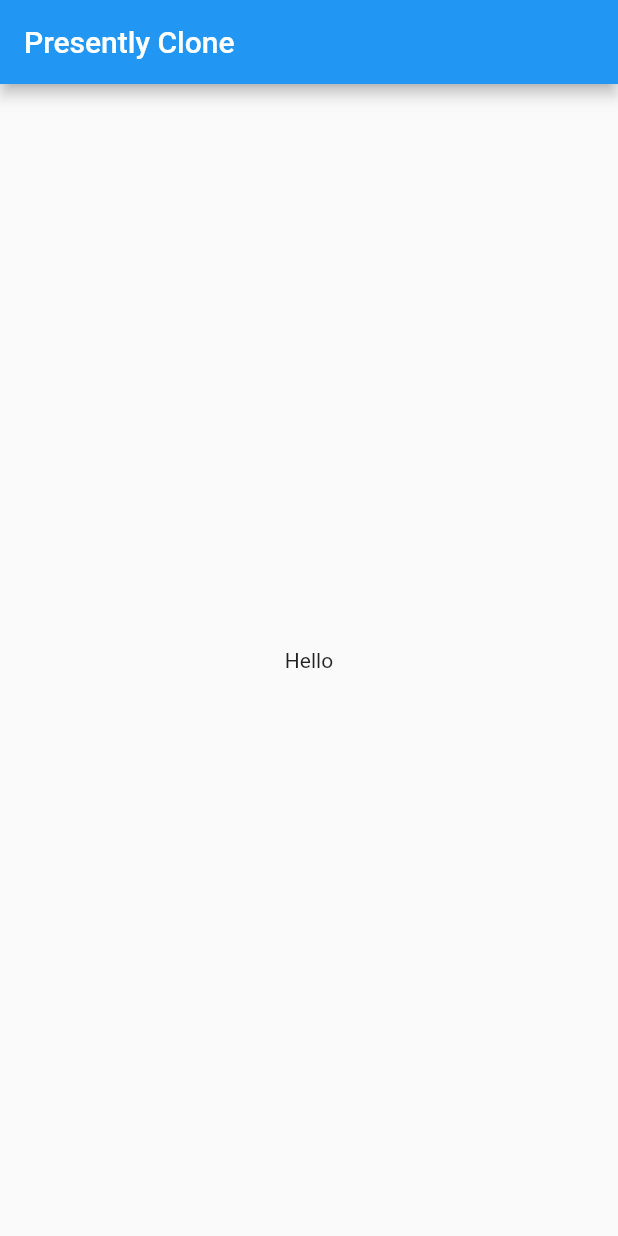
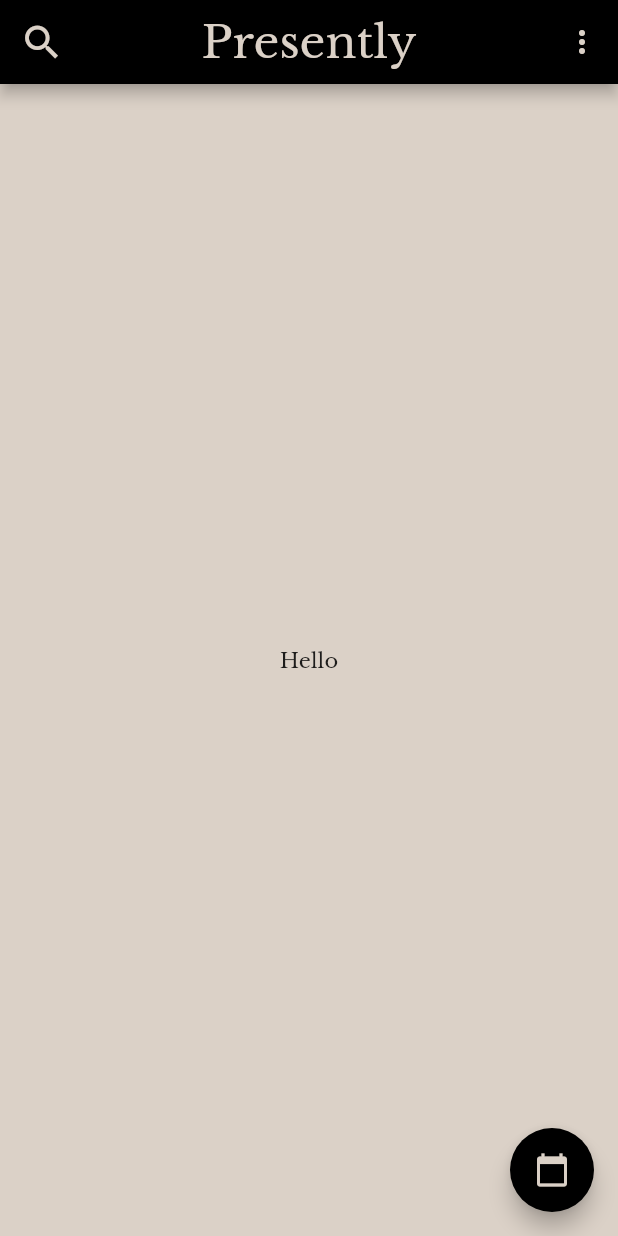
Before and after one commit to MatthieuNadeau96/Presently_clone, a Flutter app: the screen it shows after launch, on a phone screen of 412 x 824 dp. Run offline on Flutter 3.47's test engine with Material 2 defaults, Android fonts, the phone set to English and light mode, and no system bars.

Commit message:
Created Appbar and floating action widget & added Presently styling and fonts

```diff
--- a/lib/main.dart
+++ b/lib/main.dart
@@ -9,7 +9,12 @@ class MyApp extends StatelessWidget {
       debugShowCheckedModeBanner: false,
       title: 'Flutter Demo',
       theme: ThemeData(
-        primarySwatch: Colors.blue,
+        fontFamily: 'LibreBaskerville',
+        primaryColor: Color(0xffDBD1C7),
+        accentColor: Colors.black,
+        primaryTextTheme: TextTheme(
+          title: TextStyle(color: Theme.of(context).primaryColor),
+        ),
       ),
       home: MyHomePage(),
     );
@@ -24,9 +29,44 @@ class MyHomePage extends StatelessWidget {
   Widget build(BuildContext context) {
     return Scaffold(
       appBar: AppBar(
-        title: Text('Presently Clone'),
+        brightness: Brightness.dark,
+        iconTheme: IconThemeData(
+          color: Theme.of(context).primaryColor,
+        ),
+        backgroundColor: Theme.of(context).accentColor,
+        leading: Icon(
+          Icons.search,
+          color: Theme.of(context).primaryColor,
+          size: 30,
+        ),
+        title: Text(
+          'Presently',
+          textAlign: TextAlign.center,
+          style: TextStyle(
+            color: Theme.of(context).primaryColor,
+            fontSize: 30,
+          ),
+        ),
+        centerTitle: true,
+        actions: <Widget>[
+          IconButton(
+            icon: Icon(Icons.more_vert),
+            onPressed: () {},
+            color: Theme.of(context).primaryColor,
+          )
+        ],
       ),
-      body: Center(child: Text('Hello')),
+      backgroundColor: Theme.of(context).primaryColor,
+      body: Center(
+        child: Text('Hello'),
+      ),
+      floatingActionButton: FloatingActionButton(
+        onPressed: () {},
+        child: Icon(
+          Icons.calendar_today,
+          color: Theme.of(context).primaryColor,
+        ),
+      ),
     );
   }
 }
```
Also changed, not shown: pubspec.yaml (+4 -6 lines), assets/fonts/LibreBaskerville-Bold.ttf (added), assets/fonts/LibreBaskerville-Italic.ttf (added), assets/fonts/LibreBaskerville-Regular.ttf (added).
